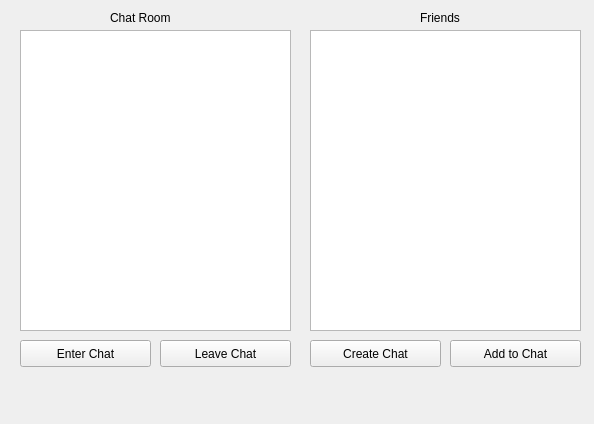
Before: the Qt Designer form gui/messagegui.ui in Huy-Nguyen-HCI/RocketBook, drawn with Qt 5.
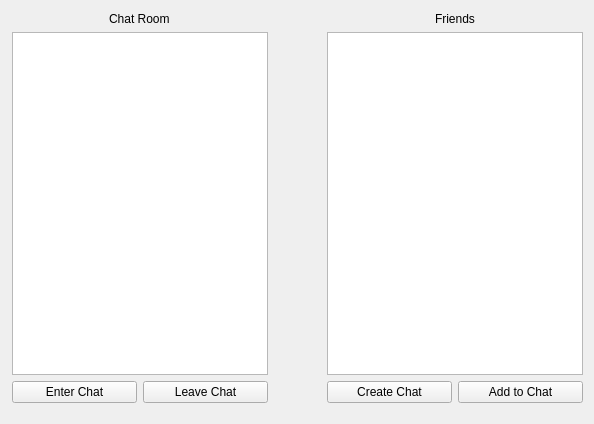
After: the same form once the commit is applied.

```diff
--- a/gui/messagegui.ui
+++ b/gui/messagegui.ui
@@ -13,104 +13,6 @@
   <property name="windowTitle">
    <string>Form</string>
   </property>
-  <widget class="QListView" name="chatList">
-   <property name="geometry">
-    <rect>
-     <x>20</x>
-     <y>30</y>
-     <width>271</width>
-     <height>301</height>
-    </rect>
-   </property>
-  </widget>
-  <widget class="QLabel" name="label">
-   <property name="geometry">
-    <rect>
-     <x>110</x>
-     <y>10</y>
-     <width>71</width>
-     <height>16</height>
-    </rect>
-   </property>
-   <property name="text">
-    <string>Chat Room</string>
-   </property>
-  </widget>
-  <widget class="QPushButton" name="leaveChat">
-   <property name="geometry">
-    <rect>
-     <x>160</x>
-     <y>340</y>
-     <width>131</width>
-     <height>27</height>
-    </rect>
-   </property>
-   <property name="text">
-    <string>Leave Chat</string>
-   </property>
-  </widget>
-  <widget class="QPushButton" name="enterChat">
-   <property name="geometry">
-    <rect>
-     <x>20</x>
-     <y>340</y>
-     <width>131</width>
-     <height>27</height>
-    </rect>
-   </property>
-   <property name="text">
-    <string>Enter Chat</string>
-   </property>
-  </widget>
-  <widget class="QListView" name="friendList">
-   <property name="geometry">
-    <rect>
-     <x>310</x>
-     <y>30</y>
-     <width>271</width>
-     <height>301</height>
-    </rect>
-   </property>
-  </widget>
-  <widget class="QPushButton" name="addToChat">
-   <property name="geometry">
-    <rect>
-     <x>450</x>
-     <y>340</y>
-     <width>131</width>
-     <height>27</height>
-    </rect>
-   </property>
-   <property name="text">
-    <string>Add to Chat</string>
-   </property>
-  </widget>
-  <widget class="QPushButton" name="createChat">
-   <property name="geometry">
-    <rect>
-     <x>310</x>
-     <y>340</y>
-     <width>131</width>
-     <height>27</height>
-    </rect>
-   </property>
-   <property name="text">
-    <string>Create Chat</string>
-   </property>
-  </widget>
-  <widget class="QLabel" name="label_2">
-   <property name="geometry">
-    <rect>
-     <x>420</x>
-     <y>10</y>
-     <width>51</width>
-     <height>16</height>
-    </rect>
-   </property>
-   <property name="text">
-    <string>Friends</string>
-   </property>
-  </widget>
   <widget class="QLabel" name="message">
    <property name="geometry">
     <rect>
@@ -124,6 +26,95 @@
     <string/>
    </property>
   </widget>
+  <widget class="QWidget" name="">
+   <property name="geometry">
+    <rect>
+     <x>12</x>
+     <y>12</y>
+     <width>571</width>
+     <height>391</height>
+    </rect>
+   </property>
+   <layout class="QHBoxLayout" name="horizontalLayout_3">
+    <item>
+     <layout class="QVBoxLayout" name="verticalLayout">
+      <item alignment="Qt::AlignHCenter|Qt::AlignVCenter">
+       <widget class="QLabel" name="label">
+        <property name="text">
+         <string>Chat Room</string>
+        </property>
+       </widget>
+      </item>
+      <item>
+       <widget class="QListView" name="chatList"/>
+      </item>
+      <item>
+       <layout class="QHBoxLayout" name="horizontalLayout">
+        <item>
+         <widget class="QPushButton" name="enterChat">
+          <property name="text">
+           <string>Enter Chat</string>
+          </property>
+         </widget>
+        </item>
+        <item>
+         <widget class="QPushButton" name="leaveChat">
+          <property name="text">
+           <string>Leave Chat</string>
+          </property>
+         </widget>
+        </item>
+       </layout>
+      </item>
+     </layout>
+    </item>
+    <item>
+     <spacer name="horizontalSpacer">
+      <property name="orientation">
+       <enum>Qt::Horizontal</enum>
+      </property>
+      <property name="sizeHint" stdset="0">
+       <size>
+        <width>28</width>
+        <height>20</height>
+       </size>
+      </property>
+     </spacer>
+    </item>
+    <item>
+     <layout class="QVBoxLayout" name="verticalLayout_2">
+      <item alignment="Qt::AlignHCenter">
+       <widget class="QLabel" name="label_2">
+        <property name="text">
+         <string>Friends</string>
+        </property>
+       </widget>
+      </item>
+      <item>
+       <widget class="QListView" name="friendList"/>
+      </item>
+      <item>
+       <layout class="QHBoxLayout" name="horizontalLayout_2">
+        <item>
+         <widget class="QPushButton" name="createChat">
+          <property name="text">
+           <string>Create Chat</string>
+          </property>
+         </widget>
+        </item>
+        <item>
+         <widget class="QPushButton" name="addToChat">
+          <property name="text">
+           <string>Add to Chat</string>
+          </property>
+         </widget>
+        </item>
+       </layout>
+      </item>
+     </layout>
+    </item>
+   </layout>
+  </widget>
  </widget>
  <resources/>
  <connections/>
```
